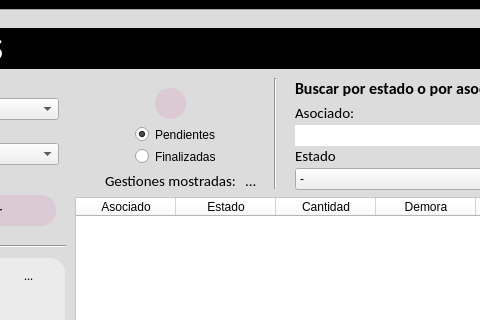
Old version of the form main.ui in the repository zenfranco/Gestion_rotulos; both pictures show x 379 to 859 and y 0 to 320 of the 984 by 593 pixel window.
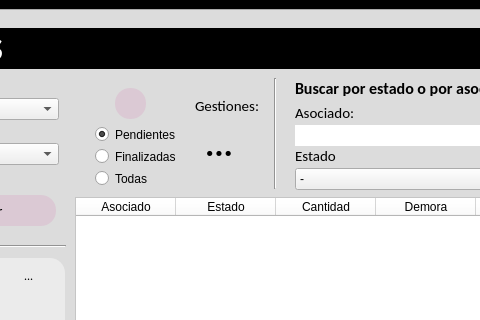
New version of the form. The open tabs and pages were chosen to show the change. Icons and pictures are not drawn.

The edit to the form file:
```diff
--- a/main.ui
+++ b/main.ui
@@ -767,7 +767,7 @@
          <widget class="QPushButton" name="btn_buscar_gestiones">
           <property name="geometry">
            <rect>
-            <x>320</x>
+            <x>280</x>
             <y>70</y>
             <width>31</width>
             <height>31</height>
@@ -790,7 +790,7 @@
          <widget class="QRadioButton" name="rb_gestiones_pendientes">
           <property name="geometry">
            <rect>
-            <x>300</x>
+            <x>260</x>
             <y>108</y>
             <width>82</width>
             <height>17</height>
@@ -806,7 +806,7 @@
          <widget class="QRadioButton" name="rb_gestiones_finalizadas">
           <property name="geometry">
            <rect>
-            <x>300</x>
+            <x>260</x>
             <y>130</y>
             <width>82</width>
             <height>17</height>
@@ -1097,9 +1097,9 @@
          <widget class="QLabel" name="label_86">
           <property name="geometry">
            <rect>
-            <x>270</x>
-            <y>155</y>
-            <width>141</width>
+            <x>360</x>
+            <y>80</y>
+            <width>71</width>
             <height>16</height>
            </rect>
           </property>
@@ -1110,22 +1110,24 @@
            </font>
           </property>
           <property name="text">
-           <string>Gestiones mostradas:</string>
+           <string>Gestiones:</string>
           </property>
          </widget>
          <widget class="QLabel" name="signal_gestiones">
           <property name="geometry">
            <rect>
-            <x>410</x>
-            <y>155</y>
-            <width>141</width>
-            <height>16</height>
+            <x>370</x>
+            <y>100</y>
+            <width>51</width>
+            <height>51</height>
            </rect>
           </property>
           <property name="font">
            <font>
             <family>Calibri</family>
-            <pointsize>11</pointsize>
+            <pointsize>26</pointsize>
+            <weight>75</weight>
+            <bold>true</bold>
            </font>
           </property>
           <property name="text">
@@ -1351,6 +1353,19 @@
            <string>Cantidad</string>
           </property>
          </widget>
+         <widget class="QRadioButton" name="rb_gestiones_todas">
+          <property name="geometry">
+           <rect>
+            <x>260</x>
+            <y>152</y>
+            <width>82</width>
+            <height>17</height>
+           </rect>
+          </property>
+          <property name="text">
+           <string>Todas</string>
+          </property>
+         </widget>
         </widget>
        </widget>
        <widget class="QWidget" name="p_nuevosubpedido">
```
Left out of the diff: 3 changed lines with no effect on the pictures.
